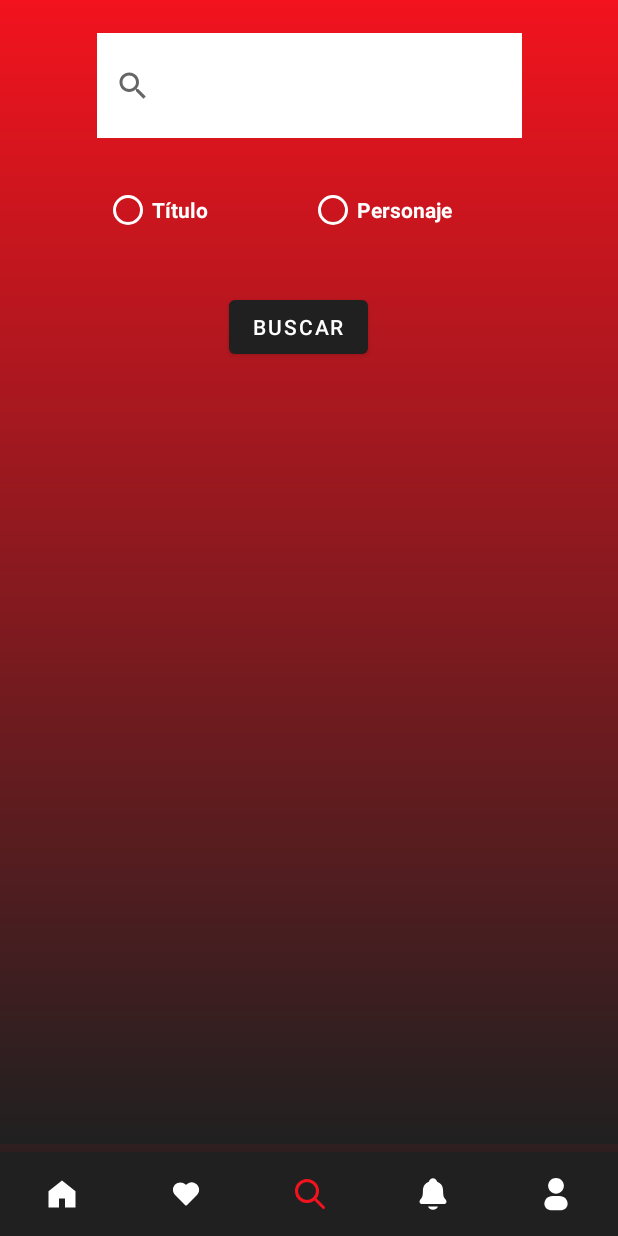
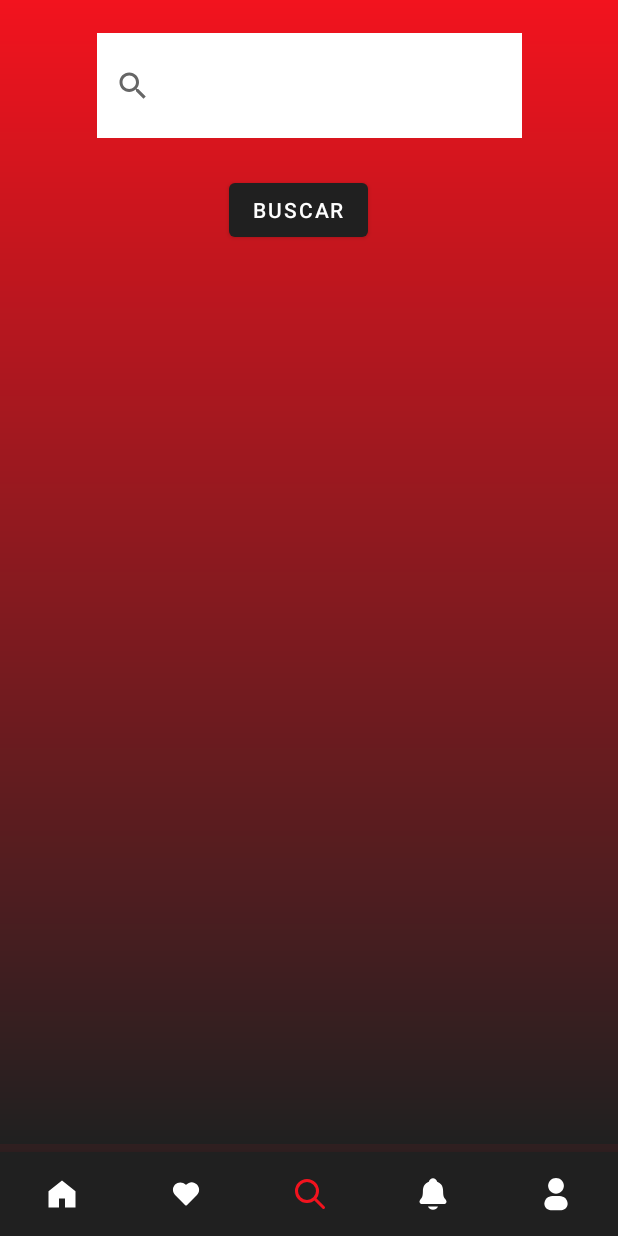
Before and after one commit to Kronos800/comicall, an Android app: the screen it shows after launch once a user with an empty profile is signed in (MainActivity), item 3 of the bottom bar chosen, on a phone screen of 412 x 824 dp. Run offline under Robolectric (Android 15) with nearby library versions, the phone set to English and light mode, and no system bars; our stand-ins replace Firebase (no records; nobody signed in at launch, a user with empty details on screens opened directly); pictures from the network do not load.

Commit message:
Fix Search

```diff
--- a/app/src/main/java/com/example/comicall/ComicLoaderCallbacks.java
+++ b/app/src/main/java/com/example/comicall/ComicLoaderCallbacks.java
@@ -27,7 +27,7 @@ public class ComicLoaderCallbacks implements LoaderManager.LoaderCallbacks<List<
     @NonNull
     @Override
     public Loader<List<Comic>> onCreateLoader(int id, @Nullable Bundle args) {
-        return new ComicLoader(searchFragment.requireContext(), args.getString(SEARCH_QUERY), args.getString(SEARCH_TYPE));
+        return new ComicLoader(searchFragment.requireContext(), args.getString(SEARCH_QUERY));
     }
 
     @Override
--- a/app/src/main/java/com/example/comicall/SearchFragment.java
+++ b/app/src/main/java/com/example/comicall/SearchFragment.java
@@ -41,8 +41,6 @@ public class SearchFragment extends Fragment {
     private String mParam1;
     private String mParam2;
 
-    RadioGroup radioGroup;
-
     private ComicLoaderCallbacks comicLoaderCallbacks;
     private ComicAdapter comicAdapter;
     private RecyclerView recyclerView;
@@ -51,7 +49,7 @@ public class SearchFragment extends Fragment {
     private List<Comic> comicList = new ArrayList<>();
 
     public SearchFragment() {
-        // Required empty public constructor
+
     }
 
     public static SearchFragment newInstance(String param1, String param2) {
@@ -110,9 +108,6 @@ public class SearchFragment extends Fragment {
             public void onGlobalLayout() {
                 SearchView searchView = view.findViewById(R.id.searchView);
 
-                radioGroup = view.findViewById(R.id.SearchRadioGroup);
-
-
                 Button searchButton = view.findViewById(R.id.SearchButton);
                 searchButton.setOnClickListener(new View.OnClickListener() {
                     @Override
@@ -128,26 +123,8 @@ public class SearchFragment extends Fragment {
             }
         });
     }
-    /*
-    @Override
-    public void onViewCreated(@NonNull View view, @Nullable Bundle savedInstanceState) {
-        super.onViewCreated(view, savedInstanceState);
 
-        SearchView searchView = view.findViewById(R.id.searchView);
 
-        RadioGroup radioGroup = view.findViewById(R.id.SearchRadioGroup);
-        int selected = radioGroup.getCheckedRadioButtonId();
-
-        Button searchButton = view.findViewById(R.id.SearchButton);
-        searchButton.setOnClickListener(new View.OnClickListener() {
-            @Override
-            public void onClick(View view) {
-                setProgressBarVisibility(View.VISIBLE);
-                searchComics(selected, searchView.getQuery().toString());
-            }
-        });
-    }
-*/
     public void searchComics (String searchText){
 
         ConnectivityManager connectivityManager = (ConnectivityManager) getContext().getSystemService(Context.CONNECTIVITY_SERVICE);
@@ -160,18 +137,8 @@ public class SearchFragment extends Fragment {
         comicAdapter.notifyDataSetChanged();
 
 
-        int selected = radioGroup.getCheckedRadioButtonId();
-
-        String searchType = "-1";
-        if(selected == R.id.TituloRadioButton){
-            searchType = "titulo";
-        }else if(selected == R.id.PersonajeRadioButton){
-            searchType = "personaje";
-        }
-
         Bundle queryBundle = new Bundle();
         queryBundle.putString(ComicLoaderCallbacks.SEARCH_QUERY, searchText);
-        queryBundle.putString(ComicLoaderCallbacks.SEARCH_TYPE, searchType);
         LoaderManager.getInstance(this)
                 .restartLoader(0, queryBundle, comicLoaderCallbacks);
     }
--- a/app/src/main/res/layout/fragment_search.xml
+++ b/app/src/main/res/layout/fragment_search.xml
@@ -26,56 +26,22 @@
             app:layout_constraintTop_toTopOf="parent"
             tools:ignore="MissingConstraints" />
 
-        <RadioGroup
-            android:id="@+id/SearchRadioGroup"
-            android:layout_width="273dp"
-            android:layout_height="62dp"
-            android:layout_marginStart="95dp"
-            android:layout_marginTop="24dp"
-            android:layout_marginEnd="95dp"
-            android:orientation="horizontal"
-            app:layout_constraintEnd_toEndOf="parent"
-            app:layout_constraintStart_toStartOf="parent"
-            app:layout_constraintTop_toBottomOf="@+id/searchView"
-            tools:ignore="MissingConstraints">
-
-            <RadioButton
-                android:id="@+id/TituloRadioButton"
-                android:layout_width="96dp"
-                android:layout_height="wrap_content"
-                android:layout_weight="1"
-                android:buttonTint="@color/white"
-                android:text="Título"
-                android:textColor="@color/white"
-                android:textStyle="bold" />
-
-            <RadioButton
-                android:id="@+id/PersonajeRadioButton"
-                android:layout_width="wrap_content"
-                android:layout_height="wrap_content"
-                android:layout_weight="1"
-                android:buttonTint="@color/white"
-                android:text="Personaje"
-                android:textColor="@color/white"
-                android:textStyle="bold" />
-        </RadioGroup>
-
         <Button
             android:id="@+id/SearchButton"
             android:layout_width="wrap_content"
             android:layout_height="wrap_content"
             android:layout_marginStart="151dp"
-            android:layout_marginTop="16dp"
+            android:layout_marginTop="24dp"
             android:layout_marginEnd="166dp"
             android:text="BUSCAR"
             app:layout_constraintEnd_toEndOf="parent"
             app:layout_constraintStart_toStartOf="parent"
-            app:layout_constraintTop_toBottomOf="@+id/SearchRadioGroup" />
+            app:layout_constraintTop_toBottomOf="@+id/searchView" />
 
         <androidx.recyclerview.widget.RecyclerView
             android:id="@+id/recyclerView"
-            android:layout_width="388dp"
-            android:layout_height="432dp"
+            android:layout_width="370dp"
+            android:layout_height="wrap_content"
             android:layout_marginStart="10dp"
             android:layout_marginTop="24dp"
             android:layout_marginEnd="11dp"
@@ -92,14 +58,12 @@
             android:layout_width="wrap_content"
             android:layout_height="wrap_content"
             android:layout_marginStart="24dp"
-            android:layout_marginTop="16dp"
             android:layout_marginEnd="90dp"
             android:layout_marginBottom="24dp"
             android:indeterminateTint="@color/white"
             app:layout_constraintBottom_toTopOf="@+id/recyclerView"
             app:layout_constraintEnd_toEndOf="parent"
-            app:layout_constraintStart_toEndOf="@+id/SearchButton"
-            app:layout_constraintTop_toBottomOf="@+id/SearchRadioGroup" />
+            app:layout_constraintStart_toEndOf="@+id/SearchButton" />
 
     </androidx.constraintlayout.widget.ConstraintLayout>
 </FrameLayout>
```
Also changed, not shown: app/src/main/java/com/example/comicall/ComicLoader.java (+5 -27 lines).
